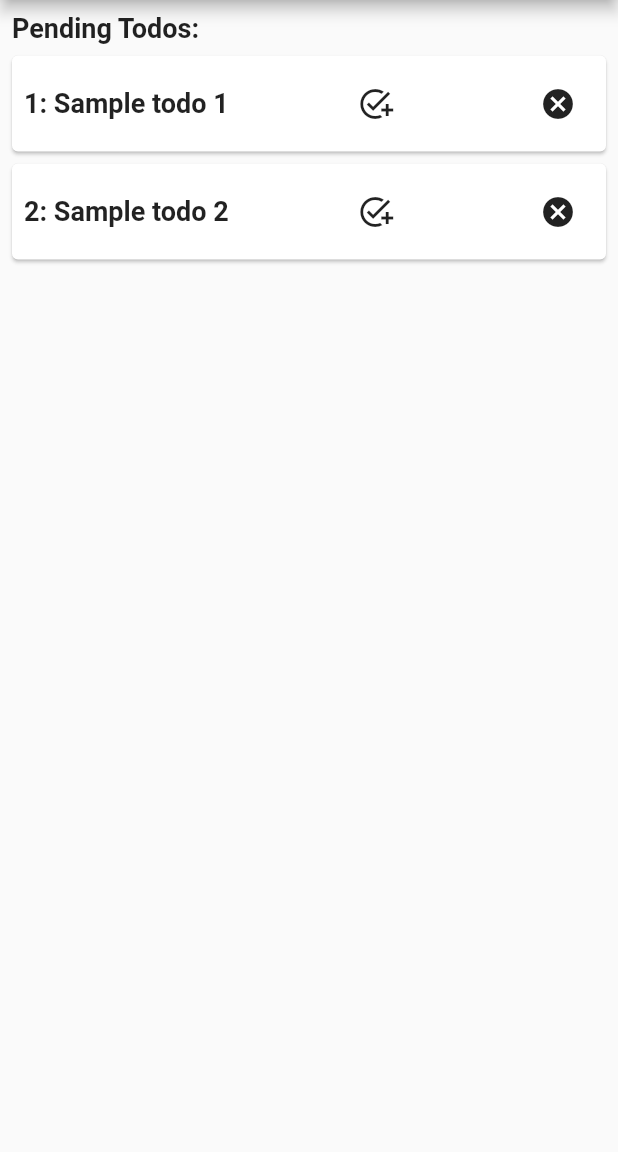
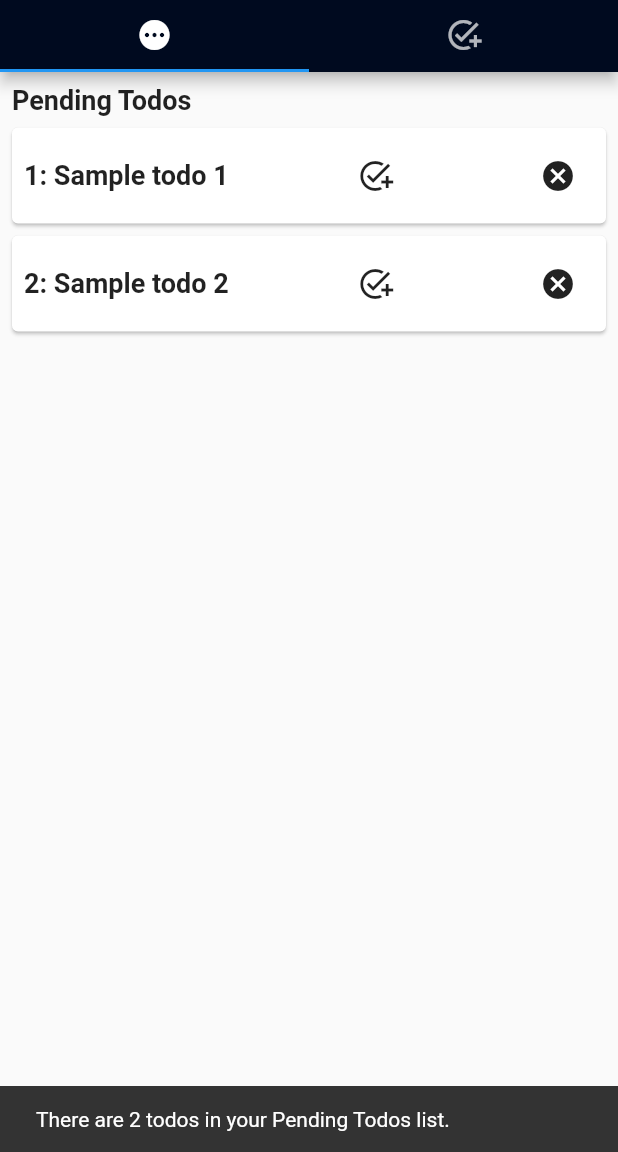
Before and after one commit to frankdavid-addae/flutter-bloc-todo, a Flutter app: the first screen one second after launch, on a phone screen of 412 x 824 dp, the part 84-1236 px from its top. Run offline on Flutter 3.47's test engine with Material 2 defaults, Android fonts, the phone set to English and light mode, and no system bars; our stand-ins replace bloc, equatable, flutter_bloc.

```diff
--- a/lib/bloc/todo_bloc.dart
+++ /dev/null
@@ -1,12 +0,0 @@
-import 'package:equatable/equatable.dart';
-import 'package:flutter_bloc/flutter_bloc.dart';
-import 'package:meta/meta.dart';
-
-part 'todo_event.dart';
-part 'todo_state.dart';
-
-class TodoBloc extends Bloc<TodoEvent, TodoState> {
-  TodoBloc() : super(TodoLoading()) {
-    on<TodoEvent>((event, emit) {});
-  }
-}
--- a/lib/bloc/todo_event.dart
+++ /dev/null
@@ -1,4 +0,0 @@
-part of 'todo_bloc.dart';
-
-@immutable
-abstract class TodoEvent {}
--- a/lib/bloc/todo_state.dart
+++ /dev/null
@@ -1,11 +0,0 @@
-part of 'todo_bloc.dart';
-
-@immutable
-abstract class TodoState extends Equatable {
-  const TodoState();
-
-  @override
-  List<Object> get props => [];
-}
-
-class TodoLoading extends TodoState {}
--- /dev/null
+++ b/lib/blocs/todos/todo_bloc.dart
@@ -0,0 +1,59 @@
+import 'package:equatable/equatable.dart';
+import 'package:flutter_bloc/flutter_bloc.dart';
+import 'package:flutter_bloc_todo/models/todo_model.dart';
+import 'package:meta/meta.dart';
+
+part 'todo_event.dart';
+part 'todo_state.dart';
+
+class TodosBloc extends Bloc<TodoEvent, TodosState> {
+  TodosBloc() : super(TodosLoading()) {
+    on<LoadTodos>(_onLoadTodos);
+    on<AddTodo>(_onAddTodo);
+    on<UpdateTodo>(_onUpdateTodo);
+    on<DeleteTodo>(_onDeleteTodo);
+  }
+
+  void _onLoadTodos(LoadTodos event, Emitter<TodosState> emit) {
+    emit(TodosLoaded(todos: event.todos));
+  }
+
+  void _onAddTodo(AddTodo event, Emitter<TodosState> emit) {
+    final state = this.state;
+    if (state is TodosLoaded) {
+      emit(
+        TodosLoaded(
+          todos: [...state.todos, event.todo],
+          // todos: List.from(state.todos)..add(event.todo),
+        ),
+      );
+    }
+  }
+
+  void _onUpdateTodo(UpdateTodo event, Emitter<TodosState> emit) {
+    final state = this.state;
+    if (state is TodosLoaded) {
+      emit(
+        TodosLoaded(
+          todos: state.todos.map((todo) {
+            if (todo.id == event.todo.id) {
+              return event.todo;
+            }
+            return todo;
+          }).toList(),
+        ),
+      );
+    }
+  }
+
+  void _onDeleteTodo(DeleteTodo event, Emitter<TodosState> emit) {
+    final state = this.state;
+    if (state is TodosLoaded) {
+      emit(
+        TodosLoaded(
+          todos: state.todos.where((todo) => todo.id != event.todo.id).toList(),
+        ),
+      );
+    }
+  }
+}
--- /dev/null
+++ b/lib/blocs/todos/todo_event.dart
@@ -0,0 +1,44 @@
+part of 'todo_bloc.dart';
+
+abstract class TodoEvent extends Equatable {
+  const TodoEvent();
+
+  @override
+  List<Object> get props => [];
+}
+
+class LoadTodos extends TodoEvent {
+  final List<Todo> todos;
+
+  const LoadTodos({this.todos = const <Todo>[]});
+
+  @override
+  List<Object> get props => [todos];
+}
+
+class AddTodo extends TodoEvent {
+  final Todo todo;
+
+  const AddTodo({required this.todo});
+
+  @override
+  List<Object> get props => [todo];
+}
+
+class UpdateTodo extends TodoEvent {
+  final Todo todo;
+
+  const UpdateTodo({required this.todo});
+
+  @override
+  List<Object> get props => [todo];
+}
+
+class DeleteTodo extends TodoEvent {
+  final Todo todo;
+
+  const DeleteTodo({required this.todo});
+
+  @override
+  List<Object> get props => [todo];
+}
--- /dev/null
+++ b/lib/blocs/todos/todo_state.dart
@@ -0,0 +1,20 @@
+part of 'todo_bloc.dart';
+
+@immutable
+abstract class TodosState extends Equatable {
+  const TodosState();
+
+  @override
+  List<Object> get props => [];
+}
+
+class TodosLoading extends TodosState {}
+
+class TodosLoaded extends TodosState {
+  final List<Todo> todos;
+
+  const TodosLoaded({this.todos = const <Todo>[]});
+
+  @override
+  List<Object> get props => [todos];
+}
--- /dev/null
+++ b/lib/blocs/todos_filter/todos_filter_bloc.dart
@@ -0,0 +1,65 @@
+import 'dart:async';
+
+import 'package:bloc/bloc.dart';
+import 'package:equatable/equatable.dart';
+import 'package:flutter_bloc_todo/blocs/todos/todo_bloc.dart';
+import 'package:flutter_bloc_todo/models/todo_model.dart';
+import 'package:flutter_bloc_todo/models/todos_filter_model.dart';
+
+part 'todos_filter_event.dart';
+part 'todos_filter_state.dart';
+
+class TodosFilterBloc extends Bloc<TodosFilterEvent, TodosFilterState> {
+  final TodosBloc _todosBloc;
+  // ignore: unused_field
+  late StreamSubscription _todosSubscription;
+  TodosFilterBloc({required TodosBloc todosBloc})
+      : _todosBloc = todosBloc,
+        super(TodosFilterLoading()) {
+    on<UpdateFilter>(_onUpdateFilter);
+    on<UpdateTodos>(_onUpdateTodos);
+
+    _todosSubscription = _todosBloc.stream.listen((state) {
+      add(
+        const UpdateFilter(),
+      );
+    });
+  }
+
+  void _onUpdateFilter(UpdateFilter event, Emitter<TodosFilterState> emit) {
+    if (state is TodosFilterLoading) {
+      add(
+        const UpdateTodos(todosFilter: TodosFilter.pending),
+      );
+    }
+
+    if (state is TodosFilterLoaded) {
+      final state = this.state as TodosFilterLoaded;
+      add(
+        UpdateTodos(todosFilter: state.todosFilter),
+      );
+    }
+  }
+
+  void _onUpdateTodos(UpdateTodos event, Emitter<TodosFilterState> emit) {
+    final state = _todosBloc.state;
+
+    if (state is TodosLoaded) {
+      List<Todo> todos = state.todos.where((todo) {
+        switch (event.todosFilter) {
+          case TodosFilter.all:
+            return true;
+          case TodosFilter.completed:
+            return todo.isCompleted!;
+          case TodosFilter.cancelled:
+            return todo.isCancelled!;
+          case TodosFilter.pending:
+            return !(todo.isCompleted! || todo.isCancelled!);
+        }
+      }).toList();
+      emit(
+        TodosFilterLoaded(filteredTodos: todos),
+      );
+    }
+  }
+}
--- /dev/null
+++ b/lib/blocs/todos_filter/todos_filter_event.dart
@@ -0,0 +1,24 @@
+part of 'todos_filter_bloc.dart';
+
+abstract class TodosFilterEvent extends Equatable {
+  const TodosFilterEvent();
+
+  @override
+  List<Object> get props => [];
+}
+
+class UpdateFilter extends TodosFilterEvent {
+  const UpdateFilter();
+
+  @override
+  List<Object> get props => [];
+}
+
+class UpdateTodos extends TodosFilterEvent {
+  final TodosFilter todosFilter;
+
+  const UpdateTodos({this.todosFilter = TodosFilter.all});
+
+  @override
+  List<Object> get props => [todosFilter];
+}
--- /dev/null
+++ b/lib/blocs/todos_filter/todos_filter_state.dart
@@ -0,0 +1,23 @@
+part of 'todos_filter_bloc.dart';
+
+abstract class TodosFilterState extends Equatable {
+  const TodosFilterState();
+
+  @override
+  List<Object> get props => [];
+}
+
+class TodosFilterLoading extends TodosFilterState {}
+
+class TodosFilterLoaded extends TodosFilterState {
+  final List<Todo> filteredTodos;
+  final TodosFilter todosFilter;
+
+  const TodosFilterLoaded({
+    required this.filteredTodos,
+    this.todosFilter = TodosFilter.all,
+  });
+
+  @override
+  List<Object> get props => [filteredTodos, todosFilter];
+}
--- a/lib/main.dart
+++ b/lib/main.dart
@@ -1,4 +1,8 @@
 import 'package:flutter/material.dart';
+import 'package:flutter_bloc/flutter_bloc.dart';
+import 'package:flutter_bloc_todo/blocs/todos/todo_bloc.dart';
+import 'package:flutter_bloc_todo/blocs/todos_filter/todos_filter_bloc.dart';
+import 'package:flutter_bloc_todo/models/todo_model.dart';
 import 'package:flutter_bloc_todo/screens/home_screen.dart';
 
 void main() {
@@ -10,7 +14,30 @@ class MyApp extends StatelessWidget {
 
   @override
   Widget build(BuildContext context) {
-    return MaterialApp(
+    return MultiBlocProvider(
+      providers: [
+        BlocProvider<TodosBloc>(
+          create: (context) => TodosBloc()
+            ..add(LoadTodos(todos: [
+              Todo(
+                id: '1',
+                task: 'Sample todo 1',
+                description: 'This is a test todo 1',
+              ),
+              Todo(
+                id: '2',
+                task: 'Sample todo 2',
+                description: 'This is a test todo 2',
+              ),
+            ])),
+        ),
+        BlocProvider(
+          create: (context) => TodosFilterBloc(
+            todosBloc: BlocProvider.of<TodosBloc>(context),
+          ),
+        )
+      ],
+      child: MaterialApp(
         debugShowCheckedModeBanner: false,
         title: 'BloC Pattern - Todo',
         theme: ThemeData(
@@ -21,6 +48,7 @@ class MyApp extends StatelessWidget {
           ),
         ),
         home: const HomeScreen(),
+      ),
     );
   }
 }
--- /dev/null
+++ b/lib/models/todos_filter_model.dart
@@ -0,0 +1 @@
+enum TodosFilter { all, completed, cancelled, pending }
--- a/lib/screens/add_todo_screen.dart
+++ b/lib/screens/add_todo_screen.dart
@@ -1,4 +1,7 @@
 import 'package:flutter/material.dart';
+import 'package:flutter_bloc/flutter_bloc.dart';
+import 'package:flutter_bloc_todo/blocs/todos/todo_bloc.dart';
+import 'package:flutter_bloc_todo/models/todo_model.dart';
 
 class AddTodoScreen extends StatefulWidget {
   const AddTodoScreen({Key? key}) : super(key: key);
@@ -34,31 +37,41 @@ class _AddTodoScreenState extends State<AddTodoScreen> {
       appBar: AppBar(
         title: const Text('Bloc Pattern - Add Todo'),
       ),
-      body: Card(
+      body: BlocListener<TodosBloc, TodosState>(
+        listener: (context, state) {
+          if (state is TodosLoaded) {
+            ScaffoldMessenger.of(context).showSnackBar(
+              const SnackBar(
+                content: Text('Todo added successfully!'),
+              ),
+            );
+          }
+        },
+        child: Card(
           child: Padding(
             padding: const EdgeInsets.all(8.0),
             child: Column(
               children: [
-              _inputField(
-                'ID',
-                _idController!,
-              ),
-              _inputField(
-                'Task',
-                _taskController!,
-              ),
-              _inputField(
-                'Description',
-                _descriptionController!,
-              ),
+                _inputField('ID', _idController!),
+                _inputField('Task', _taskController!),
+                _inputField('Description', _descriptionController!),
                 ElevatedButton(
-                onPressed: () {},
+                  onPressed: () {
+                    var todo = Todo(
+                      id: _idController!.text,
+                      task: _taskController!.text,
+                      description: _descriptionController!.text,
+                    );
+                    context.read<TodosBloc>().add(AddTodo(todo: todo));
+                    Navigator.of(context).pop();
+                  },
                   child: const Text('Add Todo'),
                   style: ElevatedButton.styleFrom(
                     primary: Theme.of(context).primaryColor,
                   ),
                 ),
               ],
+            ),
           ),
         ),
       ),
--- a/lib/screens/home_screen.dart
+++ b/lib/screens/home_screen.dart
@@ -1,5 +1,9 @@
 import 'package:flutter/material.dart';
+import 'package:flutter_bloc/flutter_bloc.dart';
+import 'package:flutter_bloc_todo/blocs/todos/todo_bloc.dart';
+import 'package:flutter_bloc_todo/blocs/todos_filter/todos_filter_bloc.dart';
 import 'package:flutter_bloc_todo/models/todo_model.dart';
+import 'package:flutter_bloc_todo/models/todos_filter_model.dart';
 import 'package:flutter_bloc_todo/screens/add_todo_screen.dart';
 
 class HomeScreen extends StatelessWidget {
@@ -7,7 +11,9 @@ class HomeScreen extends StatelessWidget {
 
   @override
   Widget build(BuildContext context) {
-    return Scaffold(
+    return DefaultTabController(
+      length: 2,
+      child: Scaffold(
         appBar: AppBar(
           title: const Text('BloC Pattern - Todos'),
           actions: [
@@ -23,17 +29,114 @@ class HomeScreen extends StatelessWidget {
               },
             ),
           ],
+          bottom: TabBar(
+            onTap: (tabIndex) {
+              switch (tabIndex) {
+                case 0:
+                  BlocProvider.of<TodosFilterBloc>(context).add(
+                    const UpdateTodos(todosFilter: TodosFilter.pending),
+                  );
+                  break;
+                case 1:
+                  BlocProvider.of<TodosFilterBloc>(context).add(
+                    const UpdateTodos(todosFilter: TodosFilter.completed),
+                  );
+                  break;
+              }
+            },
+            tabs: const [
+              Tab(
+                icon: Icon(Icons.pending),
               ),
-      body: Padding(
+              Tab(
+                icon: Icon(Icons.add_task),
+              ),
+            ],
+          ),
+        ),
+        body: TabBarView(
+          children: [
+            _toods('Pending Todos'),
+            _toods('Completed Todos'),
+          ],
+        ),
+      ),
+    );
+  }
+
+  // BlocBuilder<TodosFilterBloc, TodosFilterState> _toods(String title) {
+  //   return BlocBuilder<TodosFilterBloc, TodosFilterState>(
+  //     builder: (context, state) {
+  //       if (state is TodosFilterLoading) {
+  //         return const Center(
+  //           child: CircularProgressIndicator(),
+  //         );
+  //       }
+  //       if (state is TodosFilterLoaded) {
+  //         return Padding(
+  //           padding: const EdgeInsets.all(8.0),
+  //           child: Column(
+  //             crossAxisAlignment: CrossAxisAlignment.start,
+  //             children: [
+  //               Container(
+  //                 padding: const EdgeInsets.only(bottom: 8.0),
+  //                 child: Text(
+  //                   title,
+  //                   style: const TextStyle(
+  //                     fontSize: 18.0,
+  //                     fontWeight: FontWeight.bold,
+  //                   ),
+  //                 ),
+  //               ),
+  //               ListView.builder(
+  //                 shrinkWrap: true,
+  //                 itemCount: state.filteredTodos.length,
+  //                 itemBuilder: (context, index) {
+  //                   return _todoCard(context, state.filteredTodos[index]);
+  //                 },
+  //               ),
+  //             ],
+  //           ),
+  //         );
+  //       } else {
+  //         return const Center(
+  //           child: Text('Something went wrong!'),
+  //         );
+  //       }
+  //     },
+  //   );
+  // }
+
+  BlocConsumer<TodosFilterBloc, TodosFilterState> _toods(String title) {
+    return BlocConsumer<TodosFilterBloc, TodosFilterState>(
+      listener: (context, state) {
+        if (state is TodosFilterLoaded) {
+          ScaffoldMessenger.of(context).showSnackBar(
+            SnackBar(
+              content: Text(
+                'There are ${state.filteredTodos.length} todos in your $title list.',
+              ),
+            ),
+          );
+        }
+      },
+      builder: (context, state) {
+        if (state is TodosFilterLoading) {
+          return const Center(
+            child: CircularProgressIndicator(),
+          );
+        }
+        if (state is TodosFilterLoaded) {
+          return Padding(
             padding: const EdgeInsets.all(8.0),
             child: Column(
               crossAxisAlignment: CrossAxisAlignment.start,
               children: [
                 Container(
                   padding: const EdgeInsets.only(bottom: 8.0),
-              child: const Text(
-                'Pending Todos: ',
-                style: TextStyle(
+                  child: Text(
+                    title,
+                    style: const TextStyle(
                       fontSize: 18.0,
                       fontWeight: FontWeight.bold,
                     ),
@@ -41,18 +144,24 @@ class HomeScreen extends StatelessWidget {
                 ),
                 ListView.builder(
                   shrinkWrap: true,
-              itemCount: Todo.todos.length,
+                  itemCount: state.filteredTodos.length,
                   itemBuilder: (context, index) {
-                return _todoCard(Todo.todos[index]);
+                    return _todoCard(context, state.filteredTodos[index]);
                   },
                 ),
               ],
             ),
-      ),
+          );
+        } else {
+          return const Center(
+            child: Text('Something went wrong!'),
+          );
+        }
+      },
     );
   }
 
-  Card _todoCard(Todo todo) {
+  Card _todoCard(BuildContext context, Todo todo) {
     return Card(
       margin: const EdgeInsets.only(bottom: 8.0),
       child: Padding(
@@ -69,11 +178,19 @@ class HomeScreen extends StatelessWidget {
             ),
             IconButton(
               icon: const Icon(Icons.add_task),
-              onPressed: () {},
+              onPressed: () {
+                context.read<TodosBloc>().add(
+                      UpdateTodo(
+                        todo: todo.copyWith(isCompleted: true),
+                      ),
+                    );
+              },
             ),
             IconButton(
               icon: const Icon(Icons.cancel),
-              onPressed: () {},
+              onPressed: () {
+                context.read<TodosBloc>().add(DeleteTodo(todo: todo));
+              },
             ),
           ],
         ),
```
Lines whose indentation alone changed are shown as unchanged.
